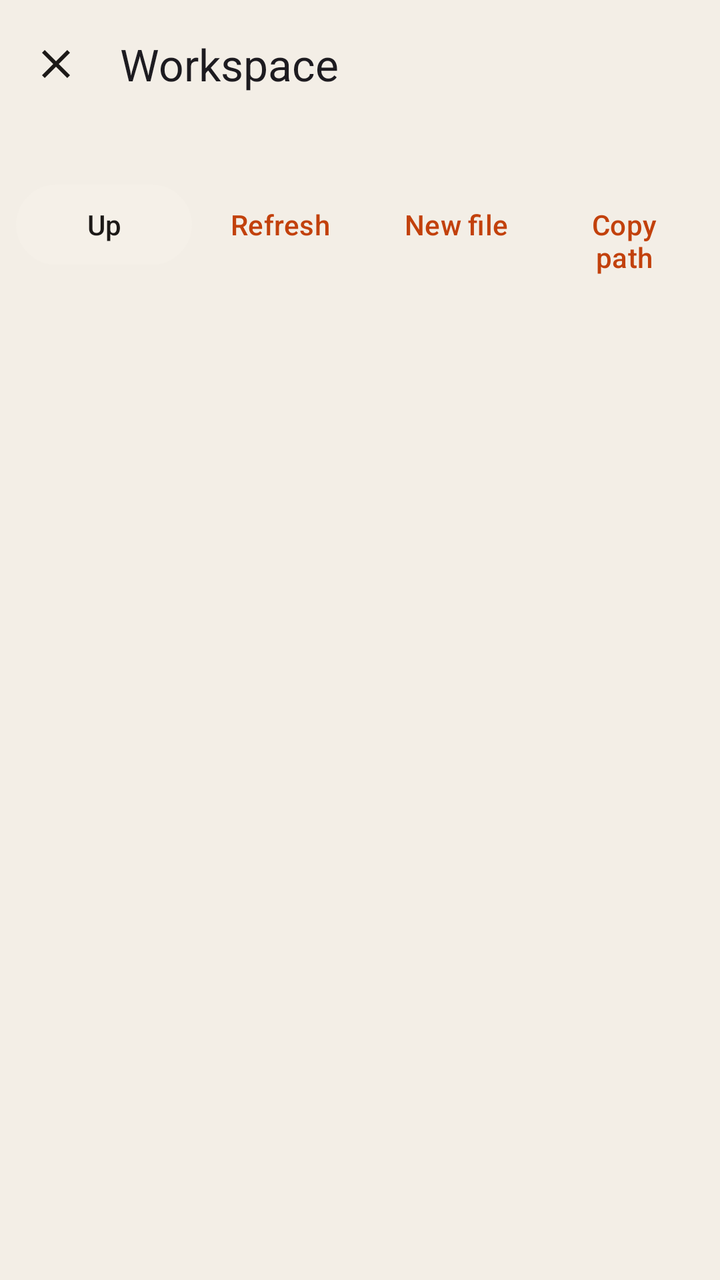
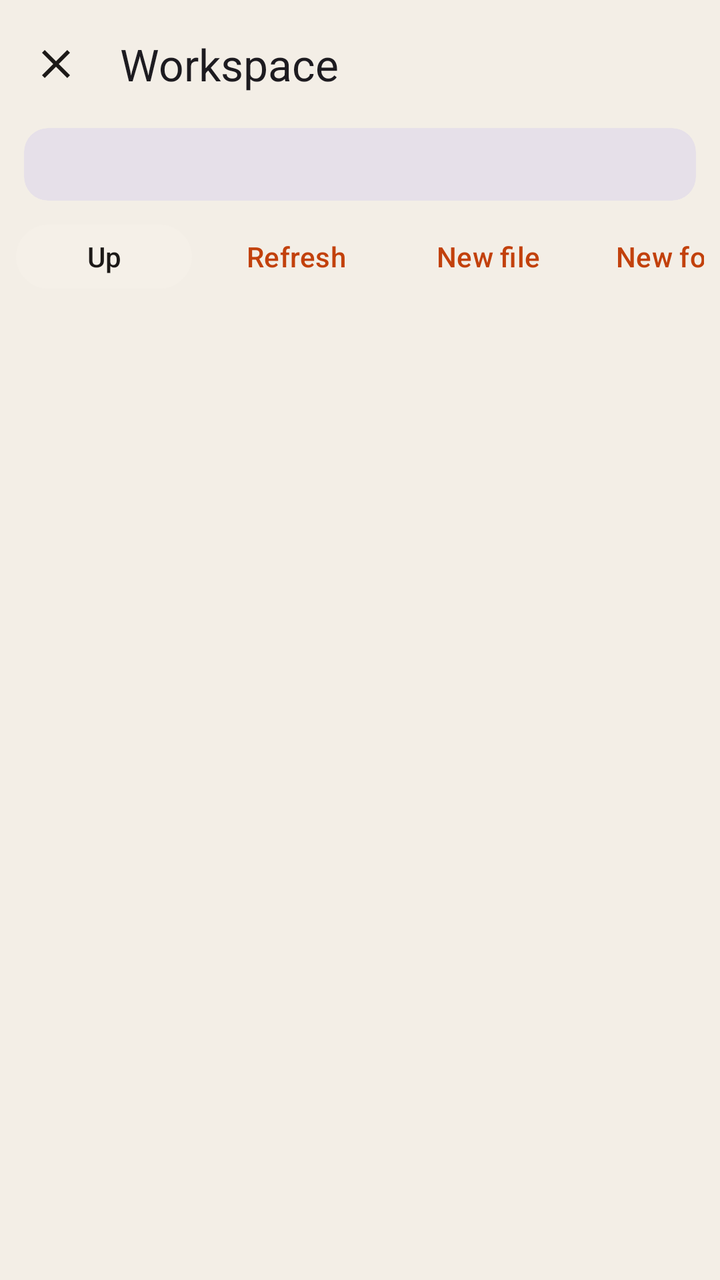

The first picture is an Android layout as it rendered before a commit; the second is the same layout after the commit. The layout source and the unified diff follow.
<!-- AndroidManifest.xml: activity theme Theme.DHarness -->
<!-- res/layout/activity_workspace_browser.xml -->
<?xml version="1.0" encoding="utf-8"?>
<LinearLayout xmlns:android="http://schemas.android.com/apk/res/android"
    xmlns:app="http://schemas.android.com/apk/res-auto"
    android:layout_width="match_parent"
    android:layout_height="match_parent"
    android:orientation="vertical"
    android:background="?attr/colorSurface"
    android:fitsSystemWindows="true">

    <com.google.android.material.appbar.MaterialToolbar
        android:id="@+id/toolbar"
        android:layout_width="match_parent"
        android:layout_height="?attr/actionBarSize"
        android:background="?attr/colorSurface"
        app:title="Workspace"
        app:navigationIcon="@drawable/ic_close_m3"
        app:navigationIconTint="?attr/colorOnSurface" />

    <TextView
        android:id="@+id/pathText"
        android:layout_width="match_parent"
        android:layout_height="wrap_content"
        android:paddingHorizontal="16dp"
        android:paddingBottom="8dp"
        android:textAppearance="?attr/textAppearanceBodySmall"
        android:textColor="?attr/colorOnSurfaceVariant"
        android:maxLines="2"
        android:ellipsize="middle" />

    <LinearLayout
        android:layout_width="match_parent"
        android:layout_height="wrap_content"
        android:orientation="horizontal"
        android:paddingHorizontal="8dp"
        android:paddingBottom="8dp">

        <com.google.android.material.button.MaterialButton
            android:id="@+id/btnUp"
            style="@style/Widget.Material3.Button.TonalButton"
            android:layout_width="wrap_content"
            android:layout_height="wrap_content"
            android:text="Up" />

        <com.google.android.material.button.MaterialButton
            android:id="@+id/btnRefresh"
            style="@style/Widget.Material3.Button.TextButton"
            android:layout_width="wrap_content"
            android:layout_height="wrap_content"
            android:text="Refresh" />

        <com.google.android.material.button.MaterialButton
            android:id="@+id/btnNewFile"
            style="@style/Widget.Material3.Button.TextButton"
            android:layout_width="wrap_content"
            android:layout_height="wrap_content"
            android:text="New file" />

        <com.google.android.material.button.MaterialButton
            android:id="@+id/btnCopyPath"
            style="@style/Widget.Material3.Button.TextButton"
            android:layout_width="wrap_content"
            android:layout_height="wrap_content"
            android:text="Copy path" />
    </LinearLayout>

    <androidx.recyclerview.widget.RecyclerView
        android:id="@+id/fileList"
        android:layout_width="match_parent"
        android:layout_height="0dp"
        android:layout_weight="1"
        android:clipToPadding="false"
        android:paddingBottom="16dp" />

    <TextView
        android:id="@+id/emptyText"
        android:layout_width="match_parent"
        android:layout_height="0dp"
        android:layout_weight="1"
        android:gravity="center"
        android:text="Empty folder"
        android:textColor="?attr/colorOnSurfaceVariant"
        android:visibility="gone" />
</LinearLayout>
<!-- resources referenced by this layout -->
<resources>
  <!-- drawable ic_close_m3 (drawable) -->
  <?xml version="1.0" encoding="utf-8"?>
  <vector xmlns:android="http://schemas.android.com/apk/res/android"
      android:width="24dp"
      android:height="24dp"
      android:viewportWidth="24"
      android:viewportHeight="24">
      <path
          android:fillColor="#FFFFFF"
          android:pathData="M19,6.41L17.59,5 12,10.59 6.41,5 5,6.41 10.59,12 5,17.59 6.41,19 12,13.41 17.59,19 19,17.59 13.41,12z" />
  </vector>
  <style name="Theme.DHarness" parent="Theme.Material3.DayNight.NoActionBar">
          <item name="colorPrimary">@color/md_primary</item>
          <item name="colorOnPrimary">@color/md_on_primary</item>
          <item name="colorPrimaryContainer">@color/md_primary_container</item>
          <item name="colorOnPrimaryContainer">@color/md_on_primary_container</item>
          <item name="colorSecondary">@color/md_secondary</item>
          <item name="colorOnSecondary">@color/md_on_secondary</item>
          <item name="colorSecondaryContainer">@color/md_secondary_container</item>
          <item name="colorOnSecondaryContainer">@color/md_on_secondary_container</item>
          <item name="colorTertiary">@color/md_tertiary</item>
          <item name="colorOnTertiary">@color/md_on_tertiary</item>
          <item name="colorSurface">@color/md_surface</item>
          <item name="colorOnSurface">@color/md_on_surface</item>
          <item name="colorOnSurfaceVariant">@color/md_outline</item>
          <item name="colorSurfaceVariant">@color/md_surface_container</item>
          <item name="colorSurfaceContainer">@color/md_surface_container</item>
          <item name="colorSurfaceContainerHigh">@color/md_surface_container_high</item>
          <item name="colorOutline">@color/md_outline</item>
          <item name="android:statusBarColor">@android:color/transparent</item>
          <item name="android:navigationBarColor">@color/md_surface</item>
          <item name="android:windowBackground">@color/md_surface</item>
          <item name="android:windowLayoutInDisplayCutoutMode">shortEdges</item>
          <item name="materialButtonStyle">@style/Widget.DHarness.Button</item>
          <item name="materialAlertDialogTheme">@style/ThemeOverlay.DHarness.Dialog</item>
      </style>
  <color name="md_primary">#C2410C</color>
  <color name="md_on_primary">#FFFFFF</color>
  <color name="md_primary_container">#FFDBCB</color>
  <color name="md_on_primary_container">#3A0F00</color>
  <color name="md_secondary">#78716C</color>
  <color name="md_on_secondary">#FFFFFF</color>
  <color name="md_secondary_container">#F5F0E8</color>
  <color name="md_on_secondary_container">#1C1917</color>
  <color name="md_tertiary">#A16207</color>
  <color name="md_on_tertiary">#FFFFFF</color>
  <color name="md_surface">#F3EEE6</color>
  <color name="md_on_surface">#1C1917</color>
  <color name="md_outline">#A8A29E</color>
  <color name="md_surface_container">#EBE4D9</color>
  <color name="md_surface_container_high">#E4DCD0</color>
  <style name="Widget.DHarness.Button" parent="Widget.Material3.Button">
          <item name="android:minHeight">48dp</item>
          <item name="android:insetTop">0dp</item>
          <item name="android:insetBottom">0dp</item>
          <item name="cornerRadius">14dp</item>
      </style>
  <style name="ThemeOverlay.DHarness.Dialog" parent="ThemeOverlay.Material3.MaterialAlertDialog">
          <item name="colorPrimary">@color/md_primary</item>
          <item name="colorSurface">@color/md_surface_container_high</item>
          <item name="shapeAppearanceOverlay">@style/Shape.DHarness.Dialog</item>
      </style>
  <style name="Shape.DHarness.Dialog" parent="">
          <item name="cornerFamily">rounded</item>
          <item name="cornerSize">20dp</item>
      </style>
</resources>

<!-- the commit's change to res/layout/activity_workspace_browser.xml (unified diff, before → after) -->
@@ -16,68 +16,103 @@
         app:navigationIcon="@drawable/ic_close_m3"
         app:navigationIconTint="?attr/colorOnSurface" />
 
-    <TextView
-        android:id="@+id/pathText"
+    <com.google.android.material.card.MaterialCardView
         android:layout_width="match_parent"
         android:layout_height="wrap_content"
-        android:paddingHorizontal="16dp"
-        android:paddingBottom="8dp"
-        android:textAppearance="?attr/textAppearanceBodySmall"
-        android:textColor="?attr/colorOnSurfaceVariant"
-        android:maxLines="2"
-        android:ellipsize="middle" />
+        android:layout_marginHorizontal="12dp"
+        android:layout_marginBottom="8dp"
+        app:cardElevation="0dp"
+        app:cardBackgroundColor="?attr/colorSurfaceContainerHighest"
+        app:strokeWidth="0dp">
 
-    <LinearLayout
+        <TextView
+            android:id="@+id/pathText"
+            android:layout_width="match_parent"
+            android:layout_height="wrap_content"
+            android:paddingHorizontal="14dp"
+            android:paddingVertical="10dp"
+            android:textAppearance="?attr/textAppearanceBodySmall"
+            android:textColor="?attr/colorOnSurfaceVariant"
+            android:fontFamily="monospace"
+            android:maxLines="2"
+            android:ellipsize="start" />
+    </com.google.android.material.card.MaterialCardView>
+
+    <HorizontalScrollView
         android:layout_width="match_parent"
         android:layout_height="wrap_content"
-        android:orientation="horizontal"
+        android:scrollbars="none"
         android:paddingHorizontal="8dp"
         android:paddingBottom="8dp">
 
-        <com.google.android.material.button.MaterialButton
-            android:id="@+id/btnUp"
-            style="@style/Widget.Material3.Button.TonalButton"
+        <com.google.android.material.chip.ChipGroup
             android:layout_width="wrap_content"
             android:layout_height="wrap_content"
-            android:text="Up" />
+            app:singleLine="true">
 
-        <com.google.android.material.button.MaterialButton
-            android:id="@+id/btnRefresh"
-            style="@style/Widget.Material3.Button.TextButton"
+            <com.google.android.material.button.MaterialButton
+                android:id="@+id/btnUp"
+                style="@style/Widget.Material3.Button.TonalButton"
+                android:layout_width="wrap_content"
+                android:layout_height="40dp"
+                android:text="Up"
+                android:textAllCaps="false" />
+
+            <com.google.android.material.button.MaterialButton
+                android:id="@+id/btnRefresh"
+                style="@style/Widget.Material3.Button.TextButton"
+                android:layout_width="wrap_content"
+                android:layout_height="40dp"
+                android:text="Refresh"
+                android:textAllCaps="false" />
+
+            <com.google.android.material.button.MaterialButton
+                android:id="@+id/btnNewFile"
+                style="@style/Widget.Material3.Button.TextButton"
+                android:layout_width="wrap_content"
+                android:layout_height="40dp"
+                android:text="New file"
+                android:textAllCaps="false" />
+
+            <com.google.android.material.button.MaterialButton
+                android:id="@+id/btnNewFolder"
+                style="@style/Widget.Material3.Button.TextButton"
+                android:layout_width="wrap_content"
+                android:layout_height="40dp"
+                android:text="New folder"
+                android:textAllCaps="false" />
+
+            <com.google.android.material.button.MaterialButton
+                android:id="@+id/btnCopyPath"
+                style="@style/Widget.Material3.Button.TextButton"
+                android:layout_width="wrap_content"
+                android:layout_height="40dp"
+                android:text="Copy path"
+                android:textAllCaps="false" />
+        </com.google.android.material.chip.ChipGroup>
+    </HorizontalScrollView>
+
+    <FrameLayout
+        android:layout_width="match_parent"
+        android:layout_height="0dp"
+        android:layout_weight="1">
+
+        <androidx.recyclerview.widget.RecyclerView
+            android:id="@+id/fileList"
+            android:layout_width="match_parent"
+            android:layout_height="match_parent"
+            android:clipToPadding="false"
+            android:paddingBottom="16dp"
+            android:paddingHorizontal="8dp" />
+
+        <TextView
+            android:id="@+id/emptyText"
             android:layout_width="wrap_content"
             android:layout_height="wrap_content"
-            android:text="Refresh" />
-
-        <com.google.android.material.button.MaterialButton
-            android:id="@+id/btnNewFile"
-            style="@style/Widget.Material3.Button.TextButton"
-            android:layout_width="wrap_content"
-            android:layout_height="wrap_content"
-            android:text="New file" />
-
-        <com.google.android.material.button.MaterialButton
-            android:id="@+id/btnCopyPath"
-            style="@style/Widget.Material3.Button.TextButton"
-            android:layout_width="wrap_content"
-            android:layout_height="wrap_content"
-            android:text="Copy path" />
-    </LinearLayout>
-
-    <androidx.recyclerview.widget.RecyclerView
-        android:id="@+id/fileList"
-        android:layout_width="match_parent"
-        android:layout_height="0dp"
-        android:layout_weight="1"
-        android:clipToPadding="false"
-        android:paddingBottom="16dp" />
-
-    <TextView
-        android:id="@+id/emptyText"
-        android:layout_width="match_parent"
-        android:layout_height="0dp"
-        android:layout_weight="1"
-        android:gravity="center"
-        android:text="Empty folder"
-        android:textColor="?attr/colorOnSurfaceVariant"
-        android:visibility="gone" />
+            android:layout_gravity="center"
+            android:text="Empty folder"
+            android:textAppearance="?attr/textAppearanceBodyMedium"
+            android:textColor="?attr/colorOnSurfaceVariant"
+            android:visibility="gone" />
+    </FrameLayout>
 </LinearLayout>
